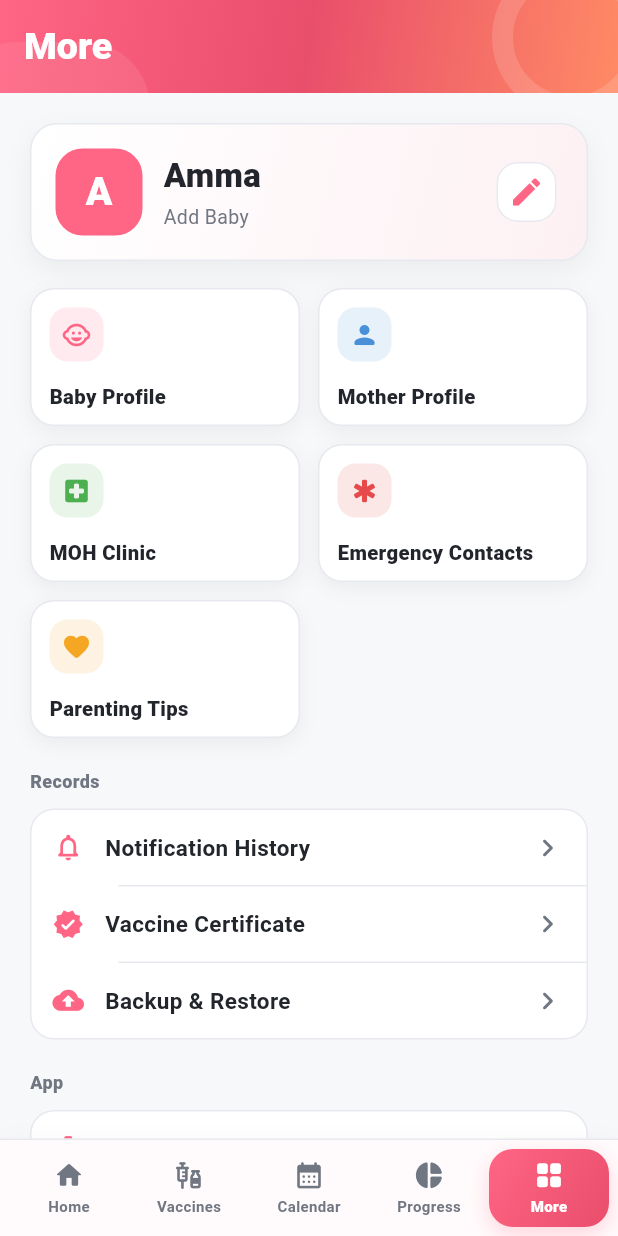
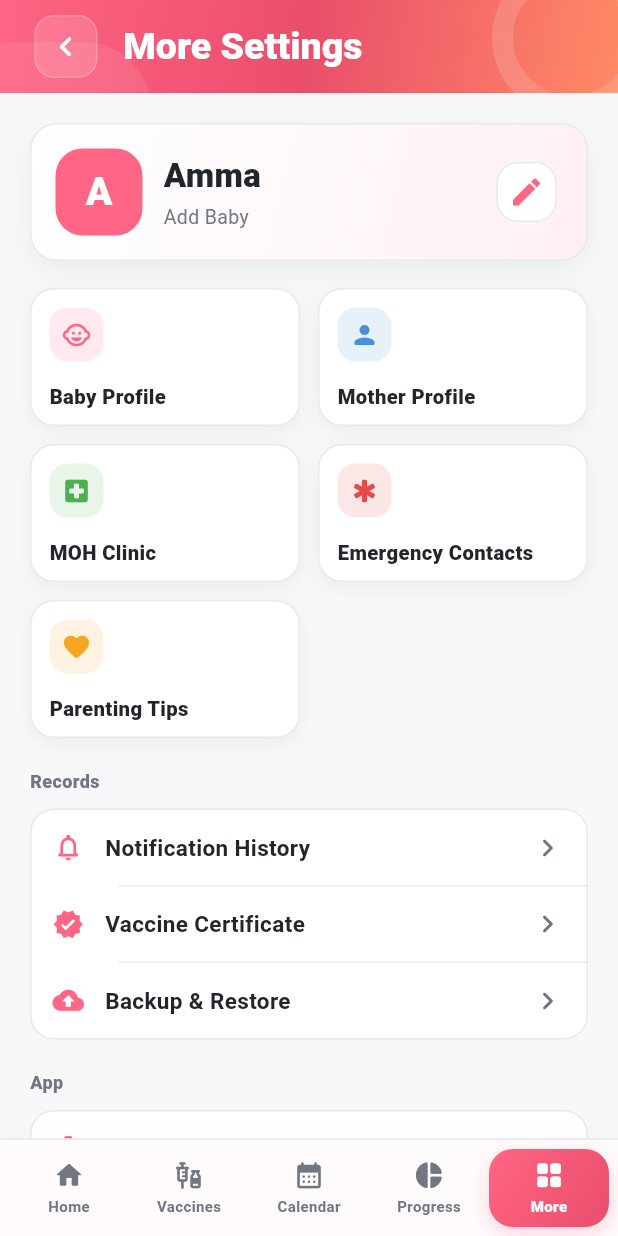
Before and after one commit to RensithUdara/Baby-Bloom-Mobile-Application, a Flutter app: the screen it shows once a user with an empty profile is signed in, item 5 of the bottom bar chosen, on a phone screen of 412 x 824 dp. Run offline on Flutter 3.47's test engine with Material 3 defaults, Android fonts, the phone set to English and light mode, and no system bars; our stand-ins replace cloud_firestore, file_picker, firebase_analytics, firebase_auth, firebase_core, firebase_messaging and 5 more; accounts and stored records are empty; generated files the repository leaves out were written again; statements that could not run were skipped.

Commit message:
feat: Enhance MoreScreen with home navigation on back press and update app bar title

```diff
--- a/lib/screens/more_screen.dart
+++ b/lib/screens/more_screen.dart
@@ -18,6 +18,7 @@ import 'notification_history_screen.dart';
 import 'backup_restore_screen.dart';
 import 'help_support_screen.dart';
 import 'auth_gate.dart';
+import 'home_screen.dart';
 
 class MoreScreen extends StatefulWidget {
   const MoreScreen({super.key});
@@ -50,9 +51,14 @@ class _MoreScreenState extends State<MoreScreen> {
   Widget build(BuildContext context) {
     final l10n = context.l10n;
 
-    return Scaffold(
+    return PopScope(
+      canPop: false,
+      onPopInvokedWithResult: (didPop, result) {
+        if (!didPop) _goHome();
+      },
+      child: Scaffold(
         backgroundColor: AppColors.background,
-      appBar: AppTopBar(title: l10n.more, showBack: false),
+        appBar: AppTopBar(title: 'More Settings', onBack: _goHome),
         body: _loading
             ? Center(child: CircularProgressIndicator(color: AppColors.primary))
             : SafeArea(
@@ -132,7 +138,14 @@ class _MoreScreenState extends State<MoreScreen> {
                 ),
               ),
         bottomNavigationBar: const AppBottomNav(currentIndex: 4),
+      ),
     );
+  }
+
+  void _goHome() {
+    Navigator.of(
+      context,
+    ).pushReplacement(MaterialPageRoute(builder: (_) => const HomeScreen()));
   }
 
   Widget _profileHeader(AppLocalizations l10n) {
```
Lines whose indentation alone changed are shown as unchanged.
